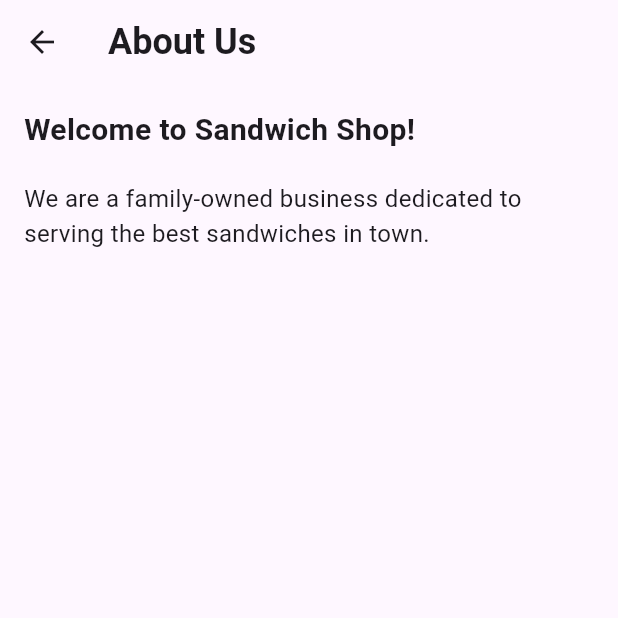
After one commit to lllouislouislouis/sandwich_shop, a Flutter app: the AboutScreen screen opened by its route, on a phone screen of 412 x 824 dp, the top half of it. The commit adds this screen. Run offline on Flutter 3.47's test engine with Material 3 defaults, Android fonts, the phone set to English and light mode, and no system bars.

Commit message:
Add AboutScreen to provide information about the Sandwich Shop

```diff
--- a/lib/main.dart
+++ b/lib/main.dart
@@ -2,6 +2,7 @@ import 'package:flutter/material.dart';
 import 'package:provider/provider.dart';
 import 'package:sandwich_shop/models/cart.dart';
 import 'package:sandwich_shop/views/order_screen.dart';
+import 'package:sandwich_shop/views/about_screen.dart';
 
 void main() {
   runApp(const App());
@@ -14,9 +15,12 @@ class App extends StatelessWidget {
   Widget build(BuildContext context) {
     return ChangeNotifierProvider(
       create: (context) => Cart(),
-      child: const MaterialApp(
+      child: MaterialApp(
         title: 'Sandwich Shop App',
         home: OrderScreen(maxQuantity: 5),
+        routes: {
+          '/about': (context) => AboutScreen(),
+        },
       ),
     );
   }
--- /dev/null
+++ b/lib/views/about_screen.dart
@@ -0,0 +1,29 @@
+import 'package:flutter/material.dart';
+import 'package:sandwich_shop/views/app_styles.dart';
+
+class AboutScreen extends StatelessWidget {
+  const AboutScreen({super.key});
+
+  @override
+  Widget build(BuildContext context) {
+    return Scaffold(
+      appBar: AppBar(
+        title: const Text('About Us', style: heading1),
+      ),
+      body: const Padding(
+        padding: EdgeInsets.all(16.0),
+        child: Column(
+          crossAxisAlignment: CrossAxisAlignment.start,
+          children: [
+            Text('Welcome to Sandwich Shop!', style: heading2),
+            SizedBox(height: 20),
+            Text(
+              'We are a family-owned business dedicated to serving the best sandwiches in town. ',
+              style: normalText,
+            ),
+          ],
+        ),
+      ),
+    );
+  }
+}
```
